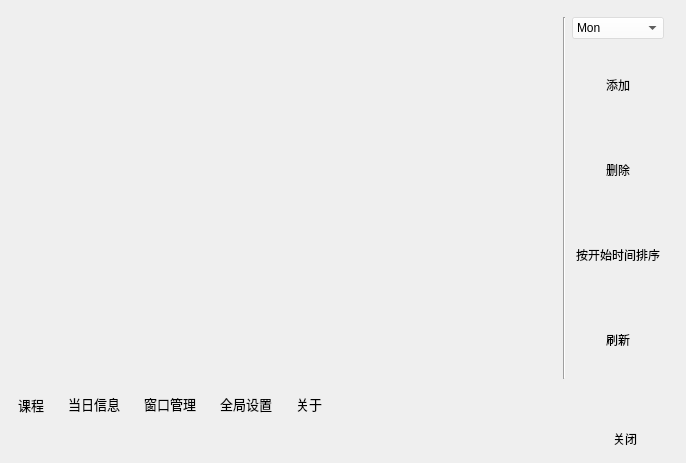
The window that TimeTable-Qt/Settings_New.ui (SHM-white/TimeTable-Qt) describes before a commit, drawn with Qt 5.
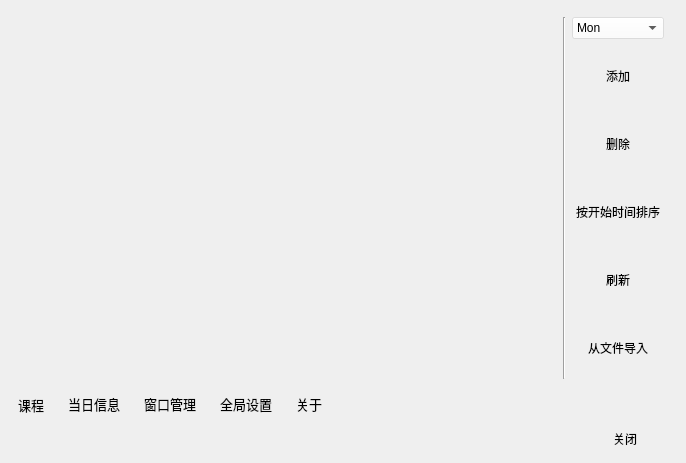
The same window after the commit. Icons and pictures are not drawn.

Commit message: 重新加回从csv导入的功能

What changed in the file:
```diff
--- a/TimeTable-Qt/Settings_New.ui
+++ b/TimeTable-Qt/Settings_New.ui
@@ -288,6 +288,30 @@
            </property>
           </widget>
          </item>
+         <item>
+          <widget class="QPushButton" name="pushButton_ImportFromFile">
+           <property name="sizePolicy">
+            <sizepolicy hsizetype="Minimum" vsizetype="Expanding">
+             <horstretch>0</horstretch>
+             <verstretch>0</verstretch>
+            </sizepolicy>
+           </property>
+           <property name="font">
+            <font>
+             <family>Microsoft YaHei</family>
+            </font>
+           </property>
+           <property name="inputMethodHints">
+            <set>Qt::ImhMultiLine</set>
+           </property>
+           <property name="text">
+            <string>从文件导入</string>
+           </property>
+           <property name="flat">
+            <bool>true</bool>
+           </property>
+          </widget>
+         </item>
         </layout>
        </item>
       </layout>
```
Left out of the diff: 2 changed lines with no effect on the pictures. The commit also changes 5 other files.
